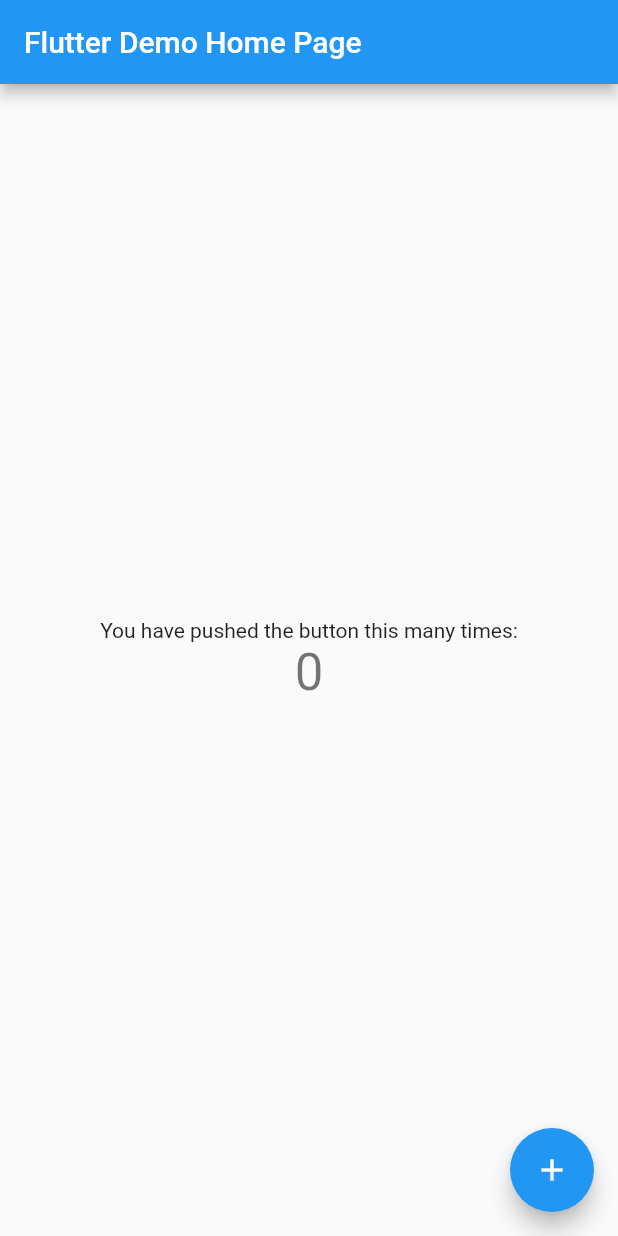
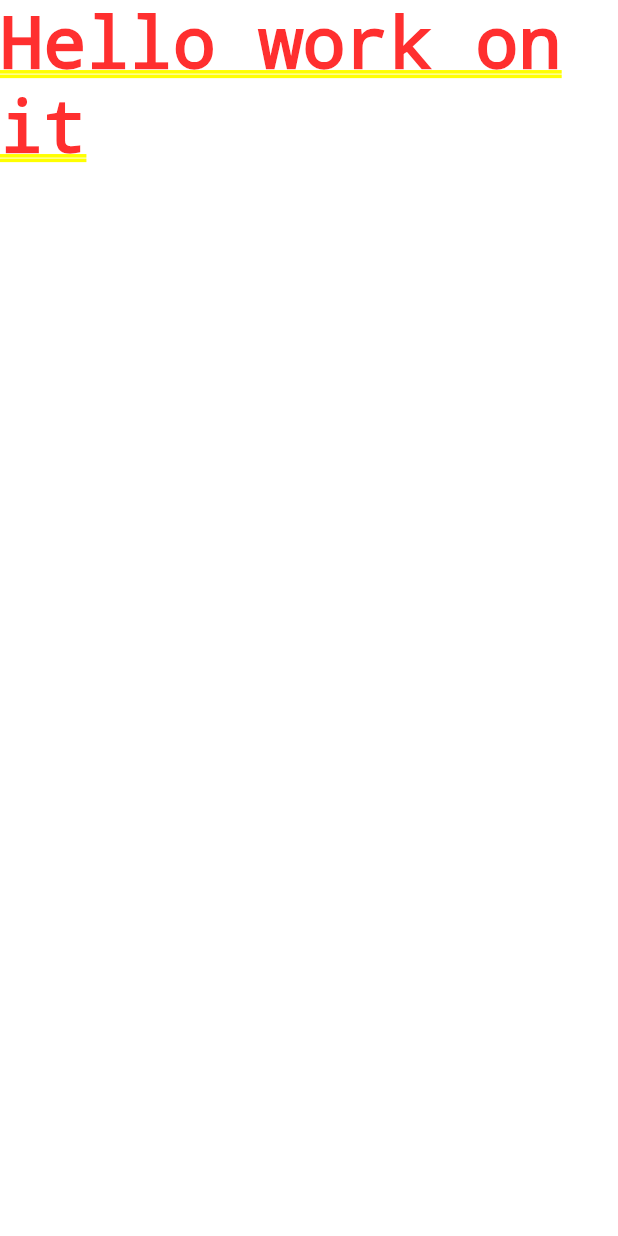
Before and after one commit to akhilgadwal/Flutter-app-first, a Flutter app: the screen it shows after launch, on a phone screen of 412 x 824 dp. Run offline on Flutter 3.47's test engine with Material 2 defaults, Android fonts, the phone set to English and light mode, and no system bars.

Commit message:
second commit

```diff
--- a/lib/main.dart
+++ b/lib/main.dart
@@ -1,68 +1,17 @@
+import 'package:flutter/cupertino.dart';
 import 'package:flutter/material.dart';
 
 void main() {
-  runApp(const MyApp());
+  runApp(Myapp());
 }
 
-class MyApp extends StatelessWidget {
-  const MyApp({super.key});
-
-  // This widget is the root of your application.
+class Myapp extends StatelessWidget {
   @override
   Widget build(BuildContext context) {
     return MaterialApp(
-      title: 'Flutter Demo',
-      theme: ThemeData(
-        primarySwatch: Colors.blue,
-      ),
-      home: const MyHomePage(title: 'Flutter Demo Home Page'),
-      debugShowCheckedModeBanner: false,
-    );
+        debugShowCheckedModeBanner: false,
+        home: Text(
+          'Hello work on it',
+        ));
   }
 }
-
-class MyHomePage extends StatefulWidget {
-  const MyHomePage({super.key, required this.title});
-  final String title;
-
-  @override
-  State<MyHomePage> createState() => _MyHomePageState();
-}
-
-class _MyHomePageState extends State<MyHomePage> {
-  int _counter = 0;
-
-  void _incrementCounter() {
-    setState(() {
-      _counter = _counter + 2;
-    });
-  }
-
-  @override
-  Widget build(BuildContext context) {
-    return Scaffold(
-      appBar: AppBar(
-        title: Text(widget.title),
-      ),
-      body: Center(
-        child: Column(
-          mainAxisAlignment: MainAxisAlignment.center,
-          children: <Widget>[
-            const Text(
-              'You have pushed the button this many times:',
-            ),
-            Text(
-              '$_counter',
-              style: Theme.of(context).textTheme.headline4,
-            ),
-          ],
-        ),
-      ),
-      floatingActionButton: FloatingActionButton(
-        onPressed: _incrementCounter,
-        tooltip: 'Increment',
-        child: const Icon(Icons.add),
-      ), // This trailing comma makes auto-formatting nicer for build methods.
-    );
-  }
-}
```
